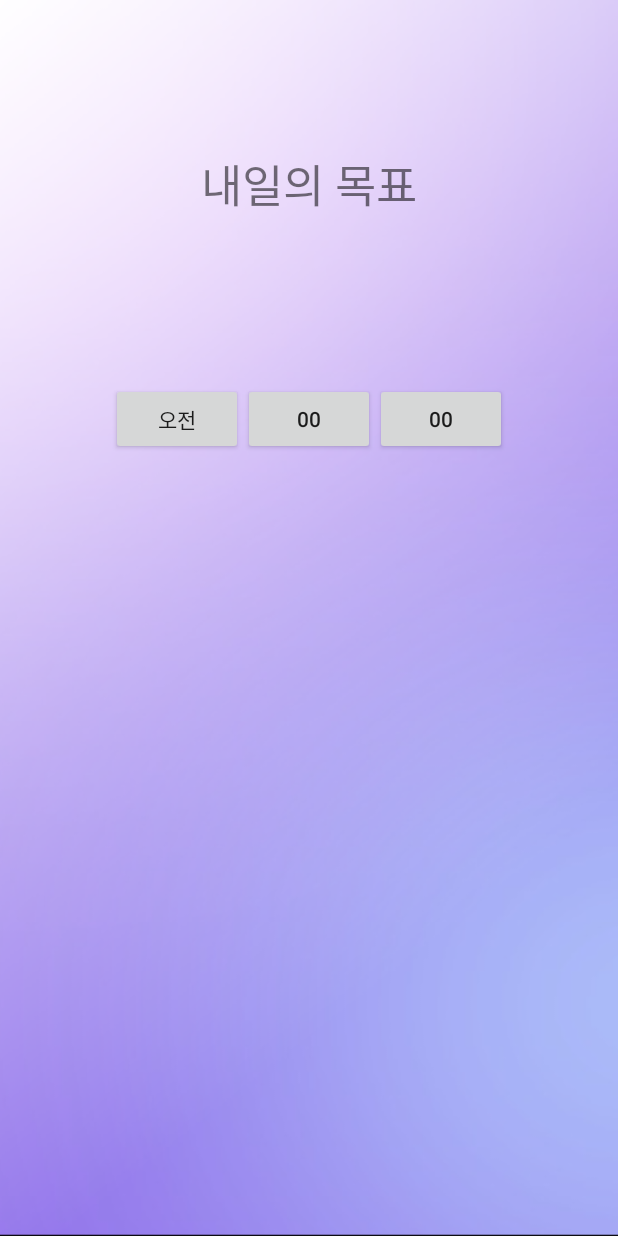
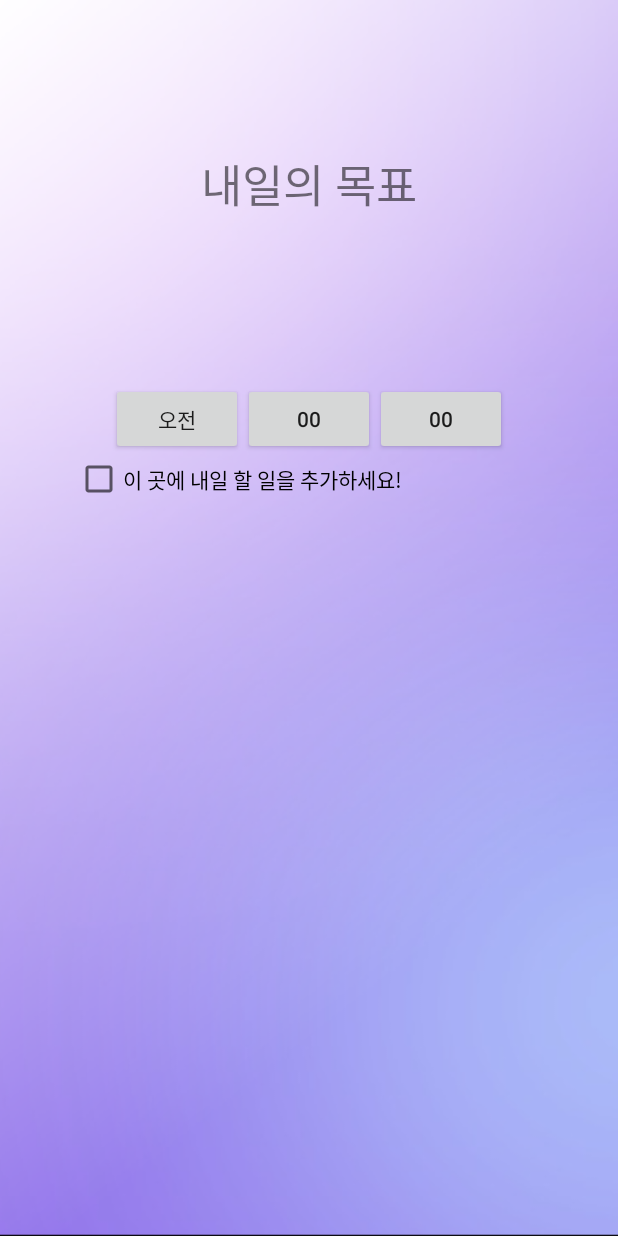
Before and after one commit to ssu-alram/alram-app, an Android app: the MainAlarm screen opened directly, with no data from a screen before it, on a phone screen of 412 x 824 dp. Run offline under Robolectric (Android 15) with nearby library versions, the phone set to English and light mode, and no system bars.

Commit message:
체크추가

```diff
--- a/app/src/main/res/layout/main_alarm.xml
+++ b/app/src/main/res/layout/main_alarm.xml
@@ -45,12 +45,20 @@
 
         </LinearLayout>
 
+
         <LinearLayout
-            android:layout_width="wrap_content"
+            android:layout_width="match_parent"
             android:layout_height="wrap_content">
 
+            <CheckBox
+                android:layout_width="match_parent"
+                android:layout_height="wrap_content"
+                android:layout_marginLeft="50dp"
+                android:text="@string/할일추가">
+
+            </CheckBox>
+
         </LinearLayout>
-
 
     </LinearLayout>
 
--- a/app/src/main/res/values/strings.xml
+++ b/app/src/main/res/values/strings.xml
@@ -11,4 +11,5 @@
     <string name="pm">오후</string>
     <string name="시간">00</string>
     <string name="내일의목표">내일의 목표</string>
+    <string name="할일추가">이 곳에 내일 할 일을 추가하세요!</string>
 </resources>
```
Also changed, not shown: 2 other files.
